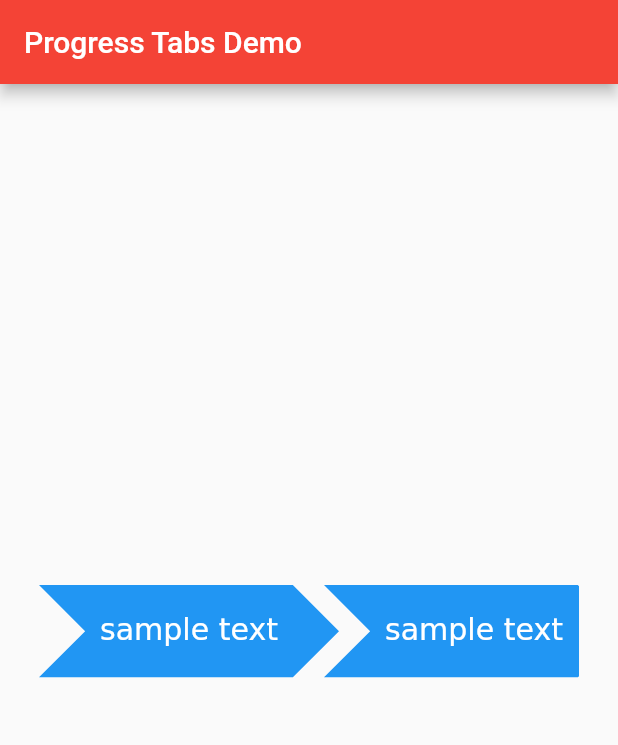
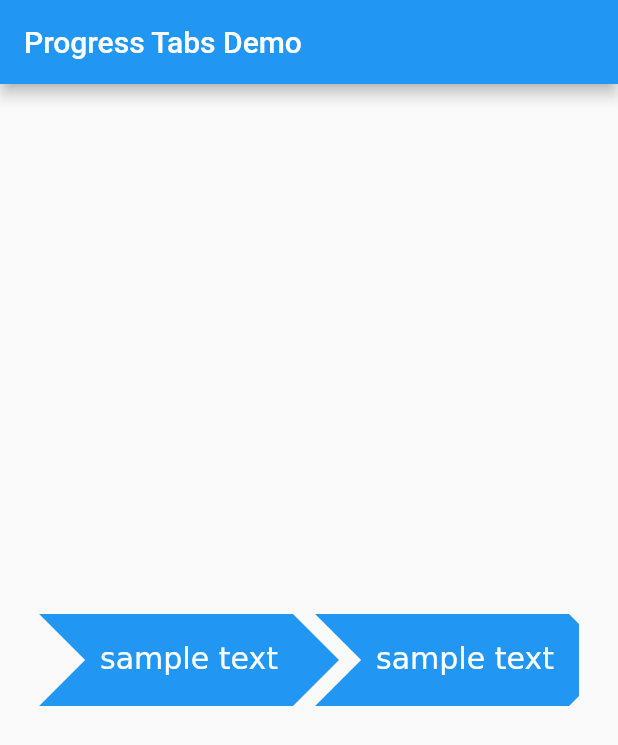
Before and after one commit to underwhelmingToaster/progress_tab_bar, a Flutter app: the screen it shows after launch, on a phone screen of 412 x 824 dp. Shown: the top 745 px of the screen. Run offline on Flutter 3.47's test engine with Material 2 defaults, Android fonts, the light colour scheme and no system bars; missing offline and left inert: flutter_shapes.

Commit message:
finished first functional version

```diff
--- a/example/lib/main.dart
+++ b/example/lib/main.dart
@@ -12,9 +12,7 @@ class MyApp extends StatelessWidget {
   Widget build(BuildContext context) {
     return MaterialApp(
       title: 'Progress Tabs Demo',
-      theme: ThemeData(
-        primarySwatch: Colors.red,
-      ),
+      theme: ThemeData(),
       home: const MyHomePage(title: 'Progress Tabs Demo'),
     );
   }
@@ -41,15 +39,22 @@ class _MyHomePageState extends State<MyHomePage> {
       appBar: AppBar(
         title: Text(widget.title),
       ),
-      body: const Center(
+      body: Center(
         child: Padding(
-          padding: EdgeInsets.all(26),
+          padding: const EdgeInsets.all(26),
           child: ProgressTabBar(
-              children: [
-                ProgressTab(),
-                ProgressTab(),
-                ProgressTab(),
-              ]
+            spacing: 15,
+            children: [
+              ProgressTab(
+                onPressed: () {}
+              ),
+              ProgressTab(
+                onPressed: () {}
+              ),
+              ProgressTab(
+                onPressed: () {}
+              ),
+            ]
           ),
         )
       ),
--- a/lib/progress_tab_bar.dart
+++ b/lib/progress_tab_bar.dart
@@ -2,28 +2,90 @@ library progress_tab_bar;
 
 import 'package:flutter/cupertino.dart';
 import 'package:flutter/material.dart';
-import 'package:progress_tab_bar/src/progress_tab.dart';
-import 'package:progress_tab_bar/src/tab_bar.dart';
+import 'package:progress_tab_bar/src/progress_tab_button.dart';
 
 class ProgressTabBar extends StatefulWidget {
   final List<ProgressTab> children;
+  final double buttonWidth;
+  final double? height;
+  final double spacing;
 
   const ProgressTabBar({
     Key? key,
     required this.children,
-  }) : super(key: key);
+    this.buttonWidth = 200,
+    double? height,
+    this.spacing = 15,
+  }) : height = height ?? buttonWidth * 0.3076923076923077, super(key: key);
+
   @override
-  ProgressTabBarState createState() => ProgressTabBarState();
+  _ProgressTabBarState createState() => _ProgressTabBarState();
 }
 
+class _ProgressTabBarState extends State<ProgressTabBar> {
+  @override
+  Widget build(BuildContext context) {
+    return SingleChildScrollView(
+        child: SizedBox(
+            child: SingleChildScrollView(
+                scrollDirection: Axis.horizontal,
+                child: SizedBox(
+                  width: calculateLength(widget),
+                  height: widget.height,
+                  child: stackBuilder(buttonBuilder(widget.children, widget.buttonWidth, widget.height), widget.spacing),
+                )
 
-class ProgressTab extends StatefulWidget {
-  final double width;
+            )
+        )
 
-  const ProgressTab({
-    Key? key,
-    this.width = 200,
-  }) : super(key: key);
-  @override
-  ProgressTabState createState() => ProgressTabState();
+    );
+  }
+
+  List<ProgressTabButton> buttonBuilder (List<ProgressTab> tabs, double width, double? height) {
+    List<ProgressTabButton> tabButtons = List.empty(growable: true);
+    for(ProgressTab tab in tabs){
+      tabButtons.add(
+        ProgressTabButton(
+          width: width,
+          height: height,
+          onPressed: tab.onPressed,
+          label: tab.label,
+        )
+      );
+    }
+    return tabButtons;
+  }
+
+  Stack stackBuilder (List<ProgressTabButton> tabButtons, double buttonSpacing) {
+    List<Positioned> positionedTabs = new List.empty(growable: true);
+    double xPos = 0;
+    for (int i = 0; i < tabButtons.length; i++) {
+      positionedTabs.add(
+          Positioned(
+              left: xPos,
+              child: tabButtons[i]
+          )
+      );
+      xPos += tabButtons[i].width - 31 + buttonSpacing;
+    }
+    return Stack(
+      children: positionedTabs,
+    );
+  }
+
+  double calculateLength (ProgressTabBar widget) {
+    return widget.children.length * (widget.buttonWidth - 25 + widget.spacing);
+  }
+
+
 }
+
+class ProgressTab {
+  String? label;
+  VoidCallback onPressed;
+
+  ProgressTab({
+    required this.onPressed,
+    this.label,
+  });
+}
--- a/lib/src/progress_tab.dart
+++ /dev/null
@@ -1,23 +0,0 @@
-import 'package:flutter/cupertino.dart';
-import 'package:flutter/material.dart';
-import 'package:progress_tab_bar/src/painter.dart';
-import '../progress_tab_bar.dart';
-
-class ProgressTabState extends State<ProgressTab> {
-  @override
-  Widget build(BuildContext context) {
-    double width = widget.width;
-
-    return RawMaterialButton(
-      child: CustomPaint(
-        size: Size(width,(width * 0.3076923076923077).toDouble()),
-        painter: ButtonPainter(),
-      ),
-      onPressed: () { },
-    );
-  }
-
-  double get width {
-    return widget.width;
-  }
-}
--- /dev/null
+++ b/lib/src/progress_tab_button.dart
@@ -0,0 +1,31 @@
+import 'package:flutter/cupertino.dart';
+import 'package:flutter/material.dart';
+import 'package:progress_tab_bar/src/painter.dart';
+
+
+class ProgressTabButton extends StatelessWidget {
+  final double width;
+  final double? height;
+  final VoidCallback onPressed;
+  final String? label;
+
+
+  ProgressTabButton({
+    required this.width,
+    this.height,
+    required this.onPressed,
+    this.label
+  });
+
+  @override
+  Widget build(BuildContext context) {
+    return RawMaterialButton(
+      child: CustomPaint(
+        isComplex: false,
+        size: Size(width,(height ?? width * 0.3076923076923077).toDouble()),
+        painter: ButtonPainter(),
+      ),
+      onPressed: onPressed,
+    );
+  }
+}
--- a/lib/src/tab_bar.dart
+++ /dev/null
@@ -1,41 +0,0 @@
-import 'package:flutter/cupertino.dart';
-import '../progress_tab_bar.dart';
-
-class ProgressTabBarState extends State<ProgressTabBar> {
-  @override
-  Widget build(BuildContext context) {
-    return SingleChildScrollView(
-      child: SizedBox(
-        width: 600,
-        child: SingleChildScrollView(
-          scrollDirection: Axis.horizontal,
-          child: SizedBox(
-            width: 3000,
-            height: 100,
-            child: stackBuilder(widget.children),
-          )
-
-        )
-      )
-
-    );
-  }
-
-  Stack stackBuilder (List<ProgressTab> tabs) {
-    List<Positioned> positionedTabs = new List.empty(growable: true);
-    double xPos = 0;
-    for (int i = 0; i < tabs.length; i++) {
-      positionedTabs.add(
-        Positioned(
-          left: xPos,
-          child: tabs[i]
-        )
-      );
-      xPos += tabs[i].width - 10;
-    }
-
-    return Stack(
-      children: positionedTabs,
-    );
-  }
-}
```
